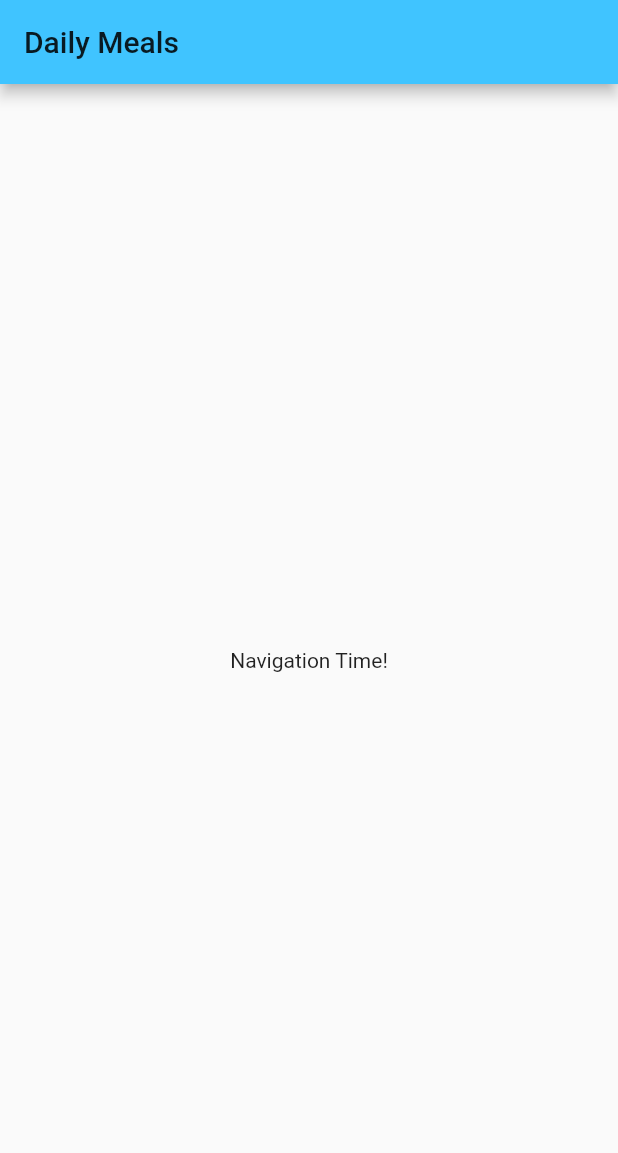
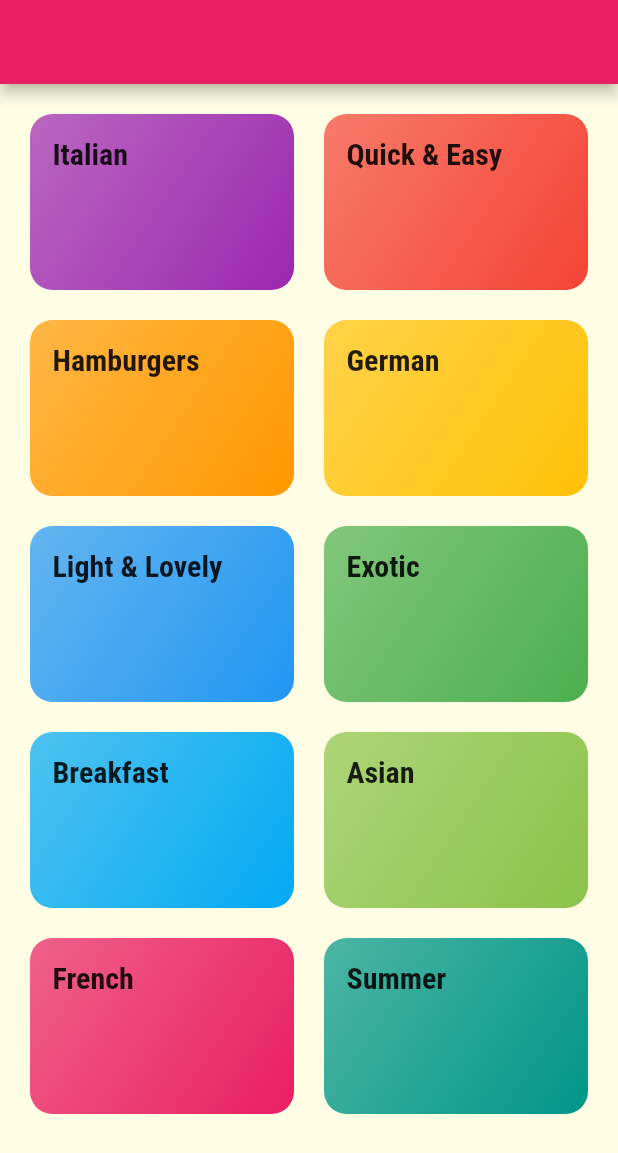
Before and after one commit to AmbujaAK/meals_app_flutter, a Flutter app: the screen it shows after launch, on a phone screen of 412 x 824 dp. Shown: the top 1153 px of the screen. Run offline on Flutter 3.47's test engine with Material 2 defaults, Android fonts, the light colour scheme and no system bars.

Commit message:
category screen created and theme added

```diff
--- /dev/null
+++ b/lib/category_item.dart
@@ -0,0 +1,29 @@
+import 'package:flutter/material.dart';
+
+class CategoryItem extends StatelessWidget {
+  final String title;
+  final Color color;
+  CategoryItem({this.title, this.color});
+
+  @override
+  Widget build(BuildContext context) {
+    return Container(
+      padding: const EdgeInsets.all(15),
+      child: Text(
+        title,
+        style: Theme.of(context).textTheme.headline6,
+      ),
+      decoration: BoxDecoration(
+        gradient: LinearGradient(
+          colors: [
+            color.withOpacity(0.7),
+            color,
+          ],
+          begin: Alignment.topLeft,
+          end: Alignment.bottomRight,
+        ),
+        borderRadius: BorderRadius.circular(15),
+      ),
+    );
+  }
+}
--- /dev/null
+++ b/lib/dummy_data.dart
@@ -0,0 +1,56 @@
+import 'package:flutter/material.dart';
+
+import './models/category.dart';
+
+const DUMMY_CATEGORIES = const [
+  Category(
+    id: 'c1',
+    title: 'Italian',
+    color: Colors.purple,
+  ),
+  Category(
+    id: 'c2',
+    title: 'Quick & Easy',
+    color: Colors.red,
+  ),
+  Category(
+    id: 'c3',
+    title: 'Hamburgers',
+    color: Colors.orange,
+  ),
+  Category(
+    id: 'c4',
+    title: 'German',
+    color: Colors.amber,
+  ),
+  Category(
+    id: 'c5',
+    title: 'Light & Lovely',
+    color: Colors.blue,
+  ),
+  Category(
+    id: 'c6',
+    title: 'Exotic',
+    color: Colors.green,
+  ),
+  Category(
+    id: 'c7',
+    title: 'Breakfast',
+    color: Colors.lightBlue,
+  ),
+  Category(
+    id: 'c8',
+    title: 'Asian',
+    color: Colors.lightGreen,
+  ),
+  Category(
+    id: 'c9',
+    title: 'French',
+    color: Colors.pink,
+  ),
+  Category(
+    id: 'c10',
+    title: 'Summer',
+    color: Colors.teal,
+  ),
+];
--- a/lib/main.dart
+++ b/lib/main.dart
@@ -1,4 +1,5 @@
 import 'package:flutter/material.dart';
+import 'package:meals_app_flutter/screens/category_screen.dart';
 
 void main() => runApp(MyApp());
 
@@ -7,9 +8,25 @@ class MyApp extends StatelessWidget {
   Widget build(BuildContext context) {
     return MaterialApp(
       title: 'Daily Meals',
-      home: MyHomePage(),
+      home: CategoryScreen(),
       theme: ThemeData(
-        primaryColor: Colors.lightBlueAccent
+        primarySwatch: Colors.pink,
+        accentColor: Colors.amber,
+        canvasColor: Color.fromRGBO(255, 254, 229, 1),
+        fontFamily: 'Raleway',
+        textTheme: ThemeData.light().textTheme.copyWith(
+              bodyText1: TextStyle(
+                color: Color.fromRGBO(20, 51, 51, 1),
+              ),
+              bodyText2: TextStyle(
+                color: Color.fromRGBO(20, 51, 51, 1),
+              ),
+              headline6: TextStyle(
+                fontSize: 20,
+                fontFamily: 'RobotoCondensed',
+                fontWeight: FontWeight.bold,
+              ),
+            ),
       ),
     );
   }
@@ -22,7 +39,9 @@ class MyHomePage extends StatelessWidget {
       appBar: AppBar(
         title: Text('Daily Meals'),
       ),
-      body: Center(child: Text('Navigation Time!'),),
+      body: Center(
+        child: Text('Navigation Time!'),
+      ),
     );
   }
 }
--- /dev/null
+++ b/lib/models/category.dart
@@ -0,0 +1,13 @@
+import 'package:flutter/material.dart';
+
+class Category {
+  final String id;
+  final String title;
+  final Color color;
+
+  const Category({
+    @required this.id,
+    @required this.title,
+    this.color = Colors.greenAccent,
+  });
+}
--- /dev/null
+++ b/lib/screens/category_screen.dart
@@ -0,0 +1,29 @@
+import 'package:flutter/material.dart';
+import 'package:meals_app_flutter/category_item.dart';
+import 'package:meals_app_flutter/dummy_data.dart';
+
+class CategoryScreen extends StatelessWidget {
+  @override
+  Widget build(BuildContext context) {
+    return Scaffold(
+      appBar: AppBar(),
+      body: GridView(
+        padding: const EdgeInsets.all(20),
+        gridDelegate: SliverGridDelegateWithMaxCrossAxisExtent(
+          maxCrossAxisExtent: 200,
+          childAspectRatio: 3 / 2,
+          crossAxisSpacing: 20,
+          mainAxisSpacing: 20,
+        ),
+        children: DUMMY_CATEGORIES
+            .map(
+              (catData) => CategoryItem(
+                title: catData.title,
+                color: catData.color,
+              ),
+            )
+            .toList(),
+      ),
+    );
+  }
+}
```
Also changed, not shown: pubspec.yaml (+17 -46 lines), assets/fonts/Raleway-Black.ttf (added), assets/fonts/Raleway-Bold.ttf (added), assets/fonts/Raleway-Regular.ttf (added), assets/fonts/RobotoCondensed-Bold.ttf (added), assets/fonts/RobotoCondensed-Italic.ttf (added), assets/fonts/RobotoCondensed-Light.ttf (added), assets/fonts/RobotoCondensed-Regular.ttf (added).
